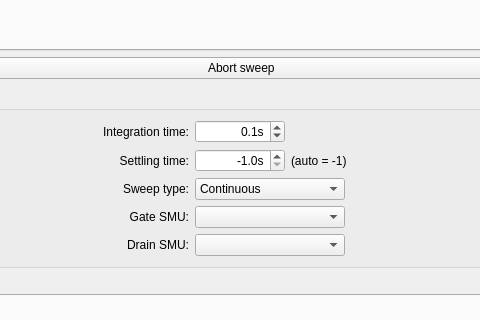
The window that keithleygui/main.ui (OE-FET/keithleygui) describes before a commit, drawn with Qt 5; both pictures show x 325 to 805 and y 139 to 459 of the 1135 by 658 pixel window.
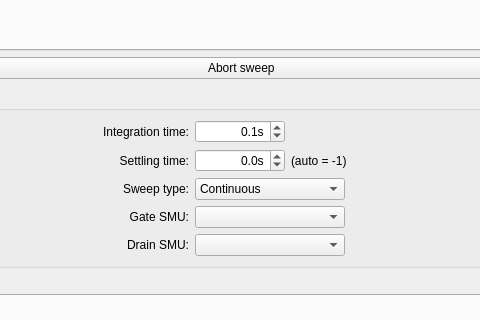
The same window after the commit. Custom widgets are drawn as their Qt base class.

Commit message: updated spin boxes

```diff
--- a/keithleygui/main.ui
+++ b/keithleygui/main.ui
@@ -199,7 +199,7 @@
             <double>0.100000000000000</double>
            </property>
            <property name="value">
-            <double>-1.000000000000000</double>
+            <double>0.000000000000000</double>
            </property>
           </widget>
          </item>
```
Left out of the diff: 130 changed lines with no effect on the pictures. The commit also changes 1 other file.
